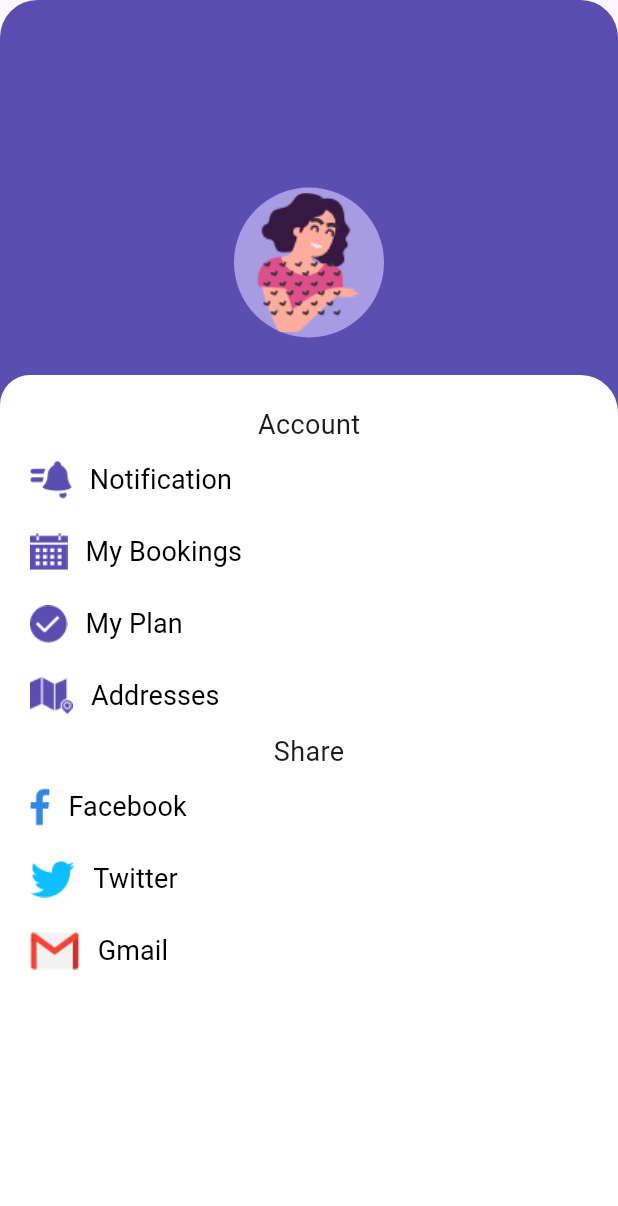
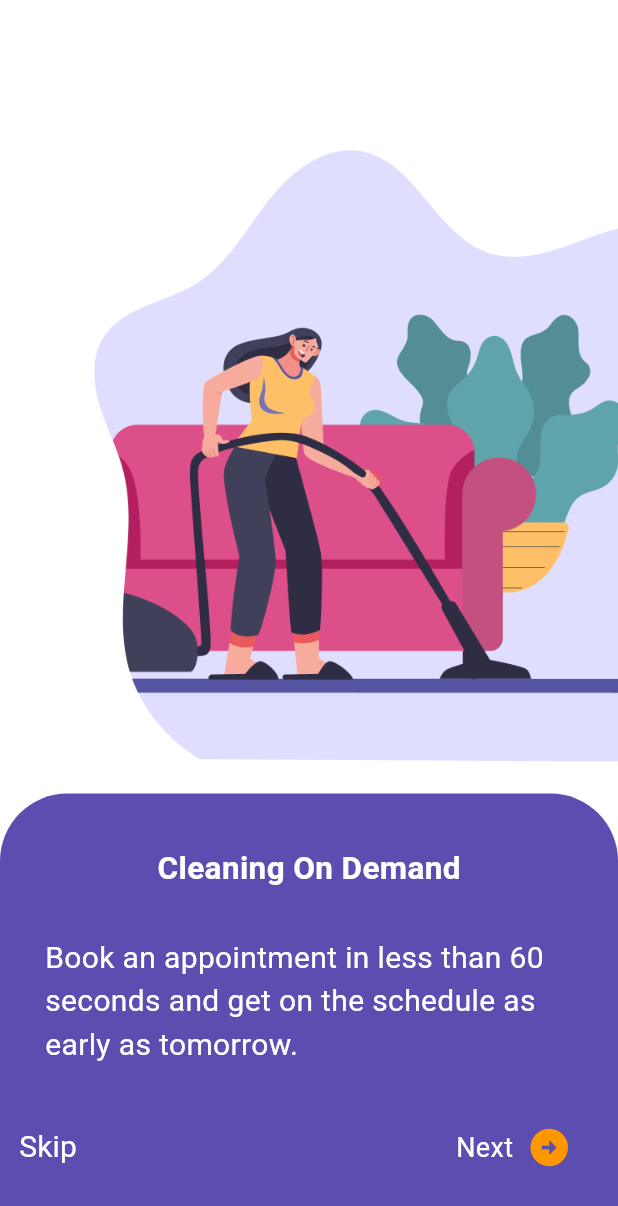
Before and after one commit to KubraErmeydan/Flutter-Frontend, a Flutter app: the screen it shows after launch, after a tap on "Get Started", on a phone screen of 412 x 824 dp. Shown: the top 1206 px of the screen. Run offline on Flutter 3.47's test engine with Material 2 defaults, Android fonts, the phone set to English and light mode, and no system bars.

Commit message:
first page added

```diff
--- a/lib/main.dart
+++ b/lib/main.dart
@@ -1,5 +1,7 @@
 import 'package:flutter/material.dart';
 import 'package:home_cleaning/pages/account_page.dart';
+import 'package:home_cleaning/pages/calendar.dart';
+import 'package:home_cleaning/pages/first_page.dart';
 import 'package:home_cleaning/pages/plan_page.dart';
 import 'package:home_cleaning/pages/start_page.dart';
 
@@ -17,7 +19,6 @@ class MyApp extends StatelessWidget {
       debugShowCheckedModeBanner: false,
       title: 'Flutter Demo',
       theme: ThemeData(
-        colorScheme: ColorScheme.fromSeed(seedColor: Colors.deepPurple),
         useMaterial3: true,
       ),
       initialRoute: '/',
@@ -25,6 +26,8 @@ class MyApp extends StatelessWidget {
         '/': (context) => StartPage(),
         '/plan': (context) => PlanPage(),
         '/account': (context) => AccountPage(),
+        '/calendar': (context) => CalendarPage(),
+        '/first': (context) => FirstPage(),
       },
     );
   }
--- a/lib/pages/account_page.dart
+++ b/lib/pages/account_page.dart
@@ -19,7 +19,7 @@ class _AccountPageState extends State<AccountPage> {
         ),
         child: Column(
           children: [
-            SizedBox(height: 100,),
+            SizedBox(height: 70,),
             Padding(
               padding: const EdgeInsets.all(25.0),
               child:CircleAvatar(backgroundColor:Color(0xffA79CE3) ,radius:50,child: Image.asset('assets/userprofile.png')),
@@ -30,17 +30,22 @@ class _AccountPageState extends State<AccountPage> {
                 width: double.infinity,
                 height: 60,
                 decoration: BoxDecoration(
-                    color: Colors.white,
+                    color: Color(0xffF2F2F2),
                     borderRadius: BorderRadius.only(topRight: Radius.circular(25), topLeft: Radius.circular(20) )
                 ),
                 child: Column(
                   crossAxisAlignment: CrossAxisAlignment.start,
                   children: [
                     Padding(
-                      padding: const EdgeInsets.all(20.0),
+                      padding: const EdgeInsets.all(18.0),
+                      child: Text('Account',style: TextStyle(fontSize: 20),),
+                    ),
+                    Container(
+                      color:Colors.white,
+                      child: Padding(
+                        padding: const EdgeInsets.all(15.0),
                         child: Column(
                         children: [
-                          Text('Account',style: TextStyle(fontSize: 18),),
                           Row(
                           children: [
                             Image.asset('assets/notification.png',height:25,),
@@ -49,14 +54,14 @@ class _AccountPageState extends State<AccountPage> {
                         ),
                           Row(
                             children: [
-                              Image.asset('assets/calender.png',height:25,),
-                              TextButton(onPressed: (){}, child: Text('My Bookings',style: TextStyle(fontWeight:FontWeight.normal ,color: Colors.black,fontSize: 18))),
+                              Image.asset('assets/calendar.png',height:25,),
+                              TextButton(onPressed: (){Navigator.of(context).pushNamed('/calendar');}, child: Text('My Bookings',style: TextStyle(fontWeight:FontWeight.normal ,color: Colors.black,fontSize: 18))),
                             ],
                           ),
                           Row(
                             children: [
                               Image.asset('assets/tick.png',height: 25,),
-                              TextButton(onPressed: (){}, child: Text('My Plan',style: TextStyle(fontWeight:FontWeight.normal,color: Colors.black,fontSize: 18))),
+                              TextButton(onPressed: (){Navigator.of(context).pushNamed('/plan');}, child: Text('My Plan',style: TextStyle(fontWeight:FontWeight.normal,color: Colors.black,fontSize: 18))),
                             ],
                           ),
                           Row(
@@ -64,8 +69,19 @@ class _AccountPageState extends State<AccountPage> {
                               Image.asset('assets/address.png',height: 25,),
                               TextButton(onPressed: (){}, child: Text('Addresses',style: TextStyle(color: Colors.black,fontSize: 18,fontWeight: FontWeight.normal))),
                             ],
+                          ),],
                     ),
-                          Text('Share',style: TextStyle(fontSize: 18),),
+                      ),),
+
+                    Padding(
+                      padding: const EdgeInsets.all(18.0),
+                      child: Text('Share',style: TextStyle(fontSize: 20),),
+                    ),
+                    Container(
+                      color: Colors.white,
+                      child: Padding(
+                        padding: const EdgeInsets.all(20.0),
+                        child: Column(children: [
                         Row(
                           children: [
                             Image.asset('assets/facebook.png',height: 25,),
@@ -84,9 +100,8 @@ class _AccountPageState extends State<AccountPage> {
                             TextButton(onPressed: (){}, child: Text('Gmail',style: TextStyle(fontWeight: FontWeight.normal,color: Colors.black,fontSize: 18))),
                           ],
                         ),
-                        ],
-                      ),
-                    ),
+                    ],),
+                      ),),
 
                   ],
                 ),
--- /dev/null
+++ b/lib/pages/first_page.dart
@@ -0,0 +1,55 @@
+import 'package:flutter/material.dart';
+
+class FirstPage extends StatefulWidget {
+  const FirstPage({super.key});
+
+  @override
+  State<FirstPage> createState() => _FirstPageState();
+}
+
+class _FirstPageState extends State<FirstPage> {
+  @override
+  Widget build(BuildContext context) {
+    return Scaffold(
+      backgroundColor: Colors.white,
+      body:Stack(
+        children: [
+          Positioned(
+            top: 100,
+            right: 0,
+            child: Image.asset('assets/group4121.png'),height: 410,),
+           Positioned(
+             right: 0,
+           left: 0,
+           bottom: 0,
+           child: Container(
+              height: 295,
+              decoration: BoxDecoration(
+                  color: Color(0xff5C4DB1),
+                  borderRadius: BorderRadius.only(topRight: Radius.circular(45), topLeft: Radius.circular(45) )
+              ),
+              child: Column(
+                children: [
+                  SizedBox(height: 35,),
+                  Center(
+                      child: Text('Cleaning On Demand',style: TextStyle(fontSize:21,color: Colors.white,fontWeight: FontWeight.bold),)),
+                  Padding(
+                    padding: const EdgeInsets.all(30.0),
+                    child: Center(child: Text('Book an appointment in less than 60 seconds and get on the schedule as early as tomorrow.' ,style: TextStyle(color: Colors.white,fontSize: 20,),)),
+                  ),
+                  Row(
+                    children: [
+                    TextButton(onPressed: (){}, child: Text('Skip',style: TextStyle(fontWeight:FontWeight.normal,color: Colors.white,fontSize: 20),)),
+                    SizedBox(width: 240,),
+                      Text('Next',style: TextStyle(fontWeight:FontWeight.normal,color: Colors.white,fontSize: 18), ),
+                      IconButton(icon:Icon(Icons.arrow_circle_right,color:Colors.orange,size:30,),onPressed: (){Navigator.of(context).pushNamed('/account');},),
+                    ],)
+                ],
+               ),
+             ),
+          ),
+
+      ],),
+    );
+  }
+}
--- a/lib/pages/start_page.dart
+++ b/lib/pages/start_page.dart
@@ -55,7 +55,7 @@ class _StartPageState extends State<StartPage> {
                   color: Colors.white,
                   borderRadius: BorderRadius.only(topLeft: Radius.circular(20),bottomRight: Radius.circular(20)),
                 ),
-                child:TextButton(onPressed: (){Navigator.of(context).pushNamed('/account');}, child: Text('Get Started'),)
+                child:TextButton(onPressed: (){Navigator.of(context).pushNamed('/first');}, child: Text('Get Started'),)
             ),
           )
         ],
```
Also changed, not shown: lib/pages/calendar.dart (added, +42 -0 lines), lib/pages/plan_page.dart (+45 -45 lines), assets/calendar.png (renamed from assets/calender.png), assets/group4121.png (renamed from assets/Group 4121.png), assets/next.png (added). Lines whose indentation alone changed are shown as unchanged.
